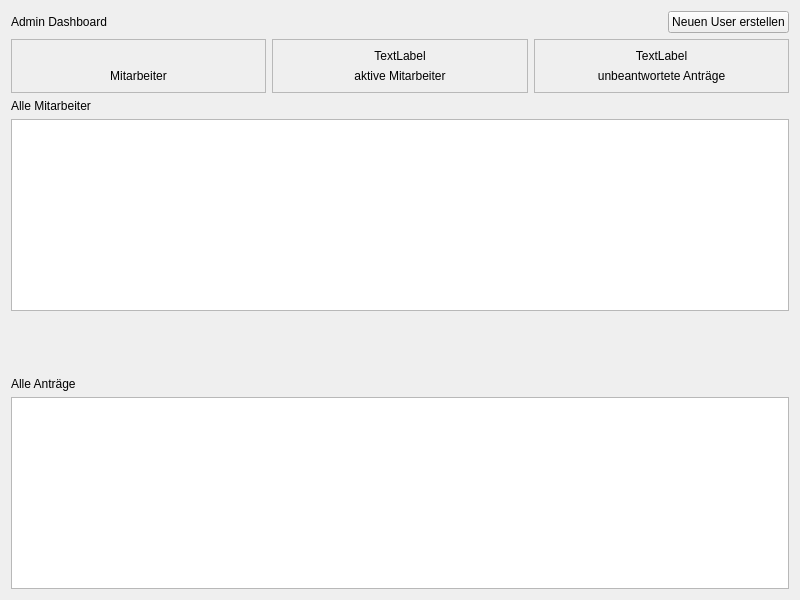
Above: HR_Managment_System_Application/admindashboard.ui from MehmetMertt/twentyONE_HR_System before the change. Below: the same form after it.
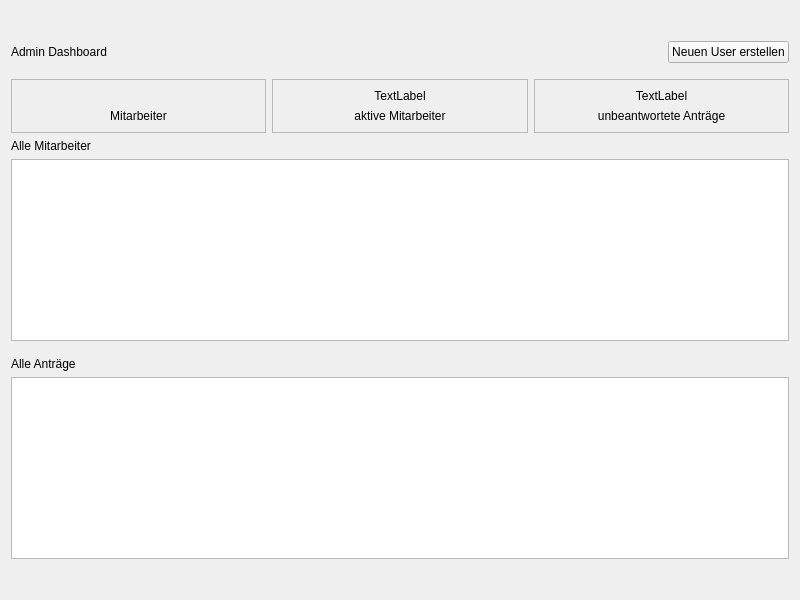
That is the form after the change.

The edit to the form file:
```diff
--- a/HR_Managment_System_Application/admindashboard.ui
+++ b/HR_Managment_System_Application/admindashboard.ui
@@ -14,6 +14,19 @@
    <string>Form</string>
   </property>
   <layout class="QVBoxLayout" name="verticalLayout">
+   <item>
+    <spacer name="verticalSpacer_3">
+     <property name="orientation">
+      <enum>Qt::Vertical</enum>
+     </property>
+     <property name="sizeHint" stdset="0">
+      <size>
+       <width>20</width>
+       <height>40</height>
+      </size>
+     </property>
+    </spacer>
+   </item>
    <item>
     <layout class="QHBoxLayout" name="horizontalLayout_2">
      <item>
@@ -45,6 +58,22 @@
      </item>
     </layout>
    </item>
+   <item>
+    <spacer name="verticalSpacer_4">
+     <property name="orientation">
+      <enum>Qt::Vertical</enum>
+     </property>
+     <property name="sizeType">
+      <enum>QSizePolicy::Preferred</enum>
+     </property>
+     <property name="sizeHint" stdset="0">
+      <size>
+       <width>20</width>
+       <height>20</height>
+      </size>
+     </property>
+    </spacer>
+   </item>
    <item>
     <layout class="QHBoxLayout" name="horizontalLayout">
      <item>
@@ -175,10 +204,13 @@
      <property name="orientation">
       <enum>Qt::Vertical</enum>
      </property>
+     <property name="sizeType">
+      <enum>QSizePolicy::Preferred</enum>
+     </property>
      <property name="sizeHint" stdset="0">
       <size>
        <width>20</width>
-       <height>40</height>
+       <height>20</height>
       </size>
      </property>
     </spacer>
@@ -191,7 +223,20 @@
     </widget>
    </item>
    <item>
-    <widget class="QListWidget" name="listWidget"/>
+    <widget class="QListWidget" name="antrag_list"/>
+   </item>
+   <item>
+    <spacer name="verticalSpacer_2">
+     <property name="orientation">
+      <enum>Qt::Vertical</enum>
+     </property>
+     <property name="sizeHint" stdset="0">
+      <size>
+       <width>20</width>
+       <height>40</height>
+      </size>
+     </property>
+    </spacer>
    </item>
   </layout>
  </widget>
```
Left out of the diff: 3 changed lines with no effect on the pictures.
